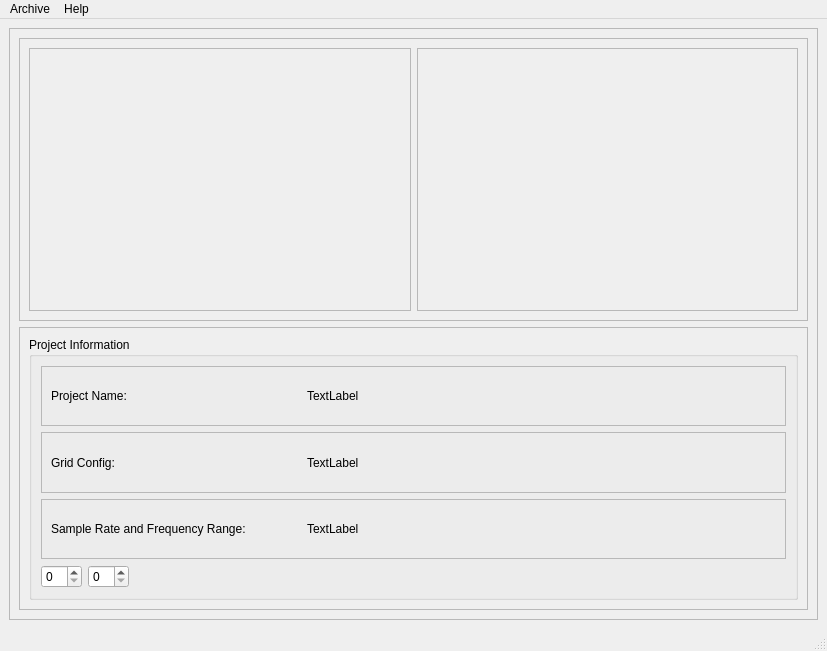
TheHawz/Quick-Scan, file resources/ui/DisplayResults.ui: the form before one commit.
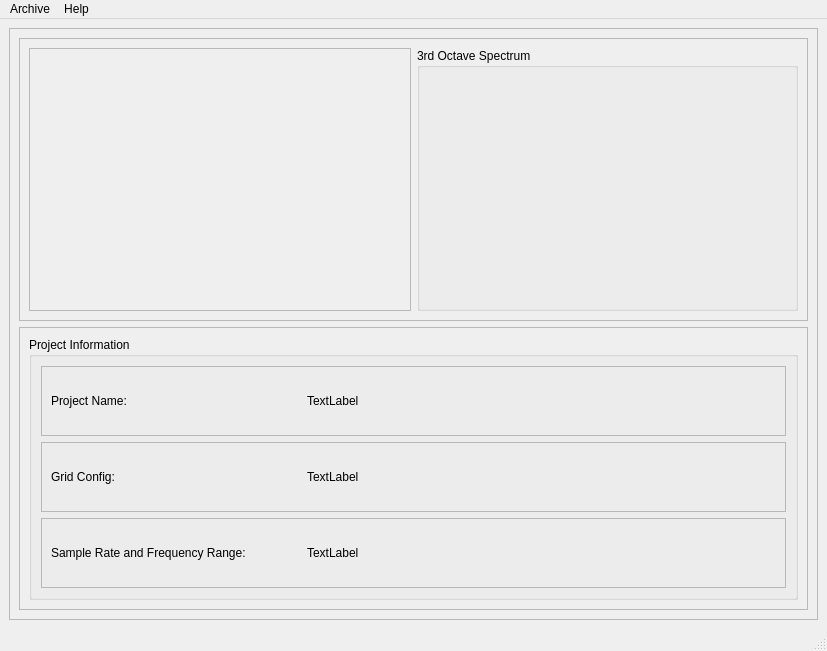
The form after the commit.

Commit message: added responsive UI for Displaying results

The edit to the form file:
```diff
--- a/resources/ui/DisplayResults.ui
+++ b/resources/ui/DisplayResults.ui
@@ -53,12 +53,9 @@
            </widget>
           </item>
           <item>
-           <widget class="QFrame" name="spectrum_frame">
-            <property name="frameShape">
-             <enum>QFrame::StyledPanel</enum>
-            </property>
-            <property name="frameShadow">
-             <enum>QFrame::Raised</enum>
+           <widget class="QGroupBox" name="spectrum_groupBox">
+            <property name="title">
+             <string>3rd Octave Spectrum</string>
             </property>
             <layout class="QHBoxLayout" name="horizontalLayout_3">
              <item>
@@ -199,29 +196,6 @@
                </layout>
               </widget>
              </item>
-             <item>
-              <layout class="QHBoxLayout" name="horizontalLayout_10">
-               <item>
-                <widget class="QSpinBox" name="row_sb"/>
-               </item>
-               <item>
-                <widget class="QSpinBox" name="col_sb"/>
-               </item>
-               <item>
-                <spacer name="horizontalSpacer">
-                 <property name="orientation">
-                  <enum>Qt::Horizontal</enum>
-                 </property>
-                 <property name="sizeHint" stdset="0">
-                  <size>
-                   <width>40</width>
-                   <height>20</height>
-                  </size>
-                 </property>
-                </spacer>
-               </item>
-              </layout>
-             </item>
             </layout>
            </widget>
           </item>
```
The commit also changes 8 other files.
